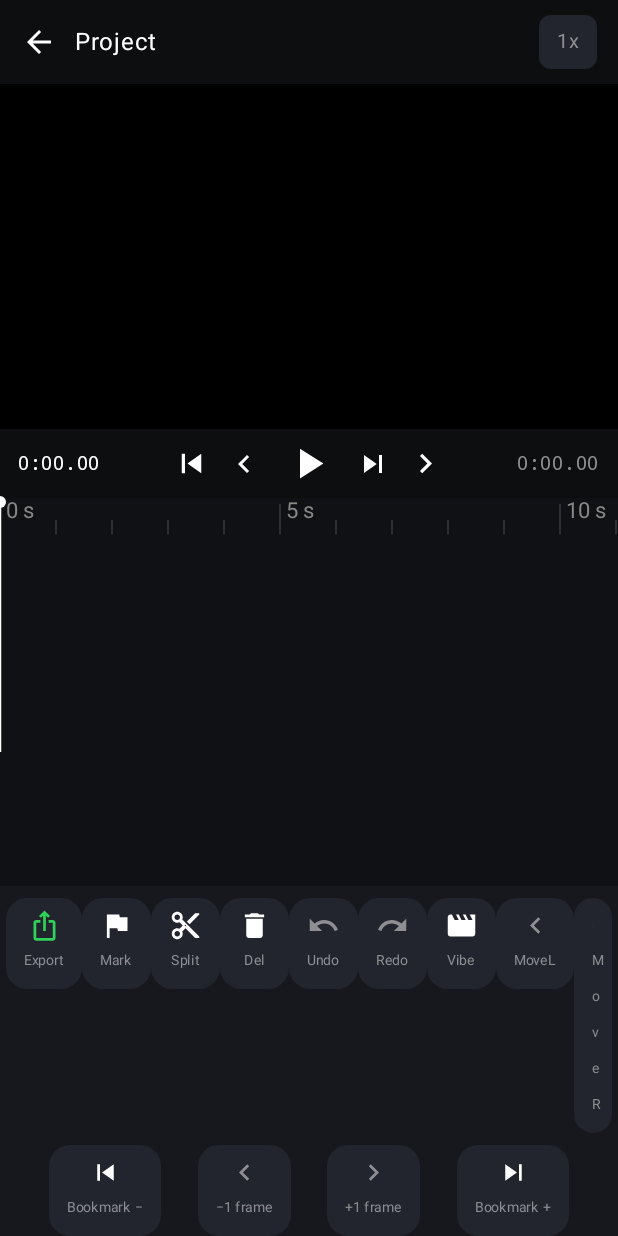
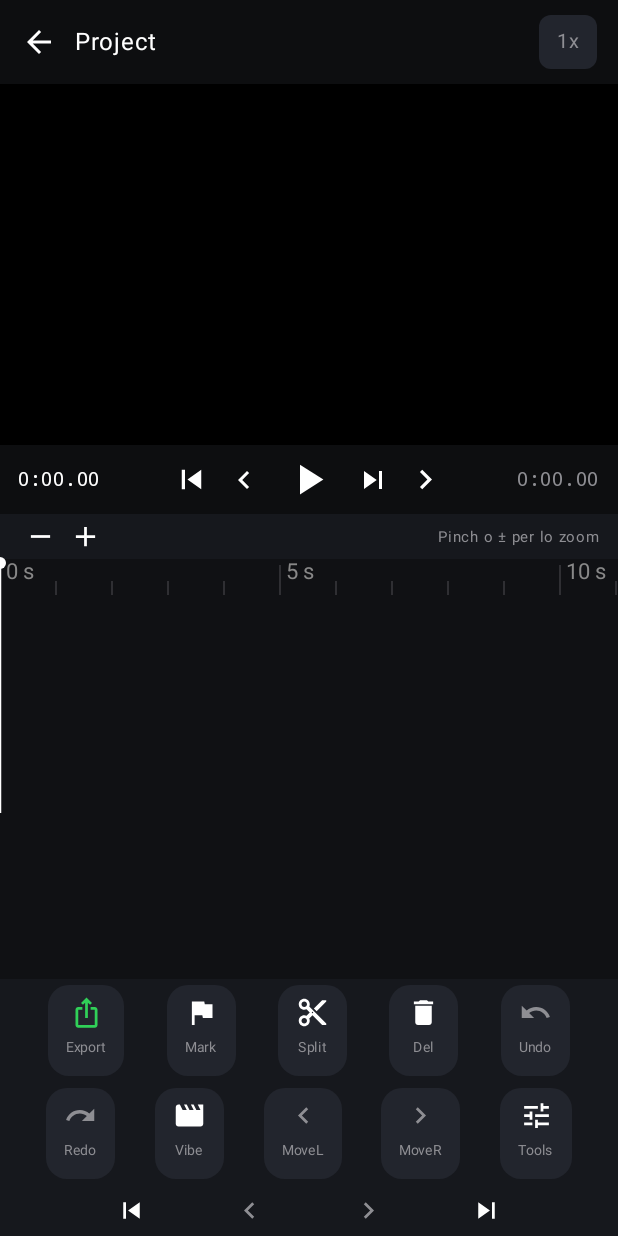
Before and after one commit to vagrillo/enZoRec, an Android app built with Jetpack Compose: the composable EditorScreen called with empty values, on a phone screen of 412 x 824 dp. Run offline under Robolectric (Android 15) with nearby library versions, the phone set to English and light mode, and no system bars; our stand-ins replace Room's generated code; libraries missing offline, so code that uses them is left out: org.vosk.

Commit message:
v3.4.2 editor usability: action bar su 2 righe fisse (tutte le funzioni visibili), trasporto compatto a icone, preview flessibile (niente spazio morto), pillola timecode carmine, pulsanti zoom +/− sulla timeline

```diff
--- a/app/build.gradle.kts
+++ b/app/build.gradle.kts
@@ -13,8 +13,8 @@ android {
         applicationId = "it.agrilloit.yourec"
         minSdk = 30
         targetSdk = 35
-        versionCode = 44
-        versionName = "3.4.1"
+        versionCode = 45
+        versionName = "3.4.2"
     }
 
     buildTypes {
--- a/app/src/main/java/it/agrilloit/turegistri/ui/editor/EditorScreen.kt
+++ b/app/src/main/java/it/agrilloit/turegistri/ui/editor/EditorScreen.kt
@@ -24,6 +24,7 @@ import androidx.compose.foundation.layout.fillMaxHeight
 import androidx.compose.foundation.layout.fillMaxSize
 import androidx.compose.foundation.layout.fillMaxWidth
 import androidx.compose.foundation.layout.height
+import androidx.compose.foundation.layout.heightIn
 import androidx.compose.foundation.layout.padding
 import androidx.compose.foundation.layout.size
 import androidx.compose.foundation.layout.width
@@ -34,6 +35,7 @@ import androidx.compose.material.icons.automirrored.filled.ArrowBack
 import androidx.compose.material.icons.filled.Add
 import androidx.compose.material.icons.filled.ContentCut
 import androidx.compose.material.icons.filled.Delete
+import androidx.compose.material.icons.filled.Remove
 import androidx.compose.material.icons.filled.Flag
 import androidx.compose.material.icons.filled.IosShare
 import androidx.compose.material.icons.filled.Movie
@@ -278,7 +280,7 @@ fun EditorScreen(projectIdRaw: String, onBack: () -> Unit) {
             },
             modifier = Modifier
                 .fillMaxWidth()
-                .height(if (fullscreenPreview) 420.dp else 230.dp)
+                .weight(1f)
                 .background(Color.Black),
         )
 
@@ -352,10 +354,38 @@ fun EditorScreen(projectIdRaw: String, onBack: () -> Unit) {
             val target = (anchorSec * newPx - centroidX).toInt().coerceIn(0, maxScroll)
             scope2.launch { scroll.scrollTo(target) }
         }
+        // Zoom timeline: pulsanti espliciti (il pinch resta attivo sul canvas)
+        Row(
+            Modifier
+                .fillMaxWidth()
+                .background(SurfaceDark)
+                .padding(horizontal = 12.dp, vertical = 0.dp),
+            verticalAlignment = Alignment.CenterVertically,
+        ) {
+            Icon(
+                Icons.Filled.Remove, "Zoom −", tint = Color.White,
+                modifier = Modifier
+                    .size(30.dp)
+                    .clickable { onZoom(0.8f, 400f) }
+                    .padding(4.dp),
+            )
+            Icon(
+                Icons.Filled.Add, "Zoom +", tint = Color.White,
+                modifier = Modifier
+                    .size(30.dp)
+                    .clickable { onZoom(1.25f, 400f) }
+                    .padding(4.dp),
+            )
+            Spacer(Modifier.weight(1f))
+            Text(
+                "Pinch o ± per lo zoom",
+                color = TextSecondary,
+                fontSize = 10.sp,
+            )
+        }
         Box(
             Modifier
                 .fillMaxWidth()
-                .weight(1f)
                 .background(SurfaceDark)
                 .horizontalScroll(scroll),
         ) {
@@ -396,12 +426,12 @@ fun EditorScreen(projectIdRaw: String, onBack: () -> Unit) {
             )
         }
 
-        // Action bar
+        // Action bar: 2 righe fisse — tutte le funzioni sempre visibili
         Row(
             Modifier
                 .fillMaxWidth()
                 .background(SurfaceDark)
-                .padding(vertical = 8.dp, horizontal = 4.dp),
+                .padding(vertical = 4.dp, horizontal = 4.dp),
             horizontalArrangement = Arrangement.SpaceEvenly,
         ) {
             ActionIcon(Icons.Filled.IosShare, "Export", GreenBadge) { showExport = true }
@@ -413,6 +443,14 @@ fun EditorScreen(projectIdRaw: String, onBack: () -> Unit) {
                 selection?.let { vm.delete(it) }
             }
             ActionIcon(Icons.AutoMirrored.Filled.Undo, "Undo", if (canUndo) Color.White else TextSecondary) { vm.undo() }
+        }
+        Row(
+            Modifier
+                .fillMaxWidth()
+                .background(SurfaceDark)
+                .padding(vertical = 4.dp, horizontal = 4.dp),
+            horizontalArrangement = Arrangement.SpaceEvenly,
+        ) {
             ActionIcon(Icons.AutoMirrored.Filled.Redo, "Redo", if (canRedo) Color.White else TextSecondary) { vm.redo() }
             ActionIcon(Icons.Filled.Movie, "Vibe", if (vm.vibeDecisions.value.isNotEmpty()) GreenBadge else Color.White) {
                 showVibe = true
@@ -426,18 +464,22 @@ fun EditorScreen(projectIdRaw: String, onBack: () -> Unit) {
             ActionIcon(Icons.Filled.Tune, "Tools", Color.White) { showTools = true }
         }
 
-        // Trasporto: bookmark prev/next + frame step (±1 frame a 30fps)
+        // Trasporto compatto: bookmark prev/next + frame step (±1 frame a 30fps)
         Row(
             Modifier
                 .fillMaxWidth()
                 .background(SurfaceDark)
-                .padding(horizontal = 8.dp),
+                .padding(horizontal = 24.dp, vertical = 2.dp),
             horizontalArrangement = Arrangement.SpaceEvenly,
         ) {
-            ActionIcon(Icons.Filled.SkipPrevious, "Bookmark −", Color.White) { vm.seekBookmark(-1) }
-            ActionIcon(Icons.Filled.KeyboardArrowLeft, "−1 frame", TextSecondary) { vm.stepPlayhead(-33) }
-            ActionIcon(Icons.Filled.KeyboardArrowRight, "+1 frame", TextSecondary) { vm.stepPlayhead(33) }
-            ActionIcon(Icons.Filled.SkipNext, "Bookmark +", Color.White) { vm.seekBookmark(1) }
+            Icon(Icons.Filled.SkipPrevious, "Bookmark −", tint = Color.White,
+                modifier = Modifier.size(30.dp).clickable { vm.seekBookmark(-1) }.padding(4.dp))
+            Icon(Icons.Filled.KeyboardArrowLeft, "−1 frame", tint = TextSecondary,
+                modifier = Modifier.size(30.dp).clickable { vm.stepPlayhead(-33) }.padding(4.dp))
+            Icon(Icons.Filled.KeyboardArrowRight, "+1 frame", tint = TextSecondary,
+                modifier = Modifier.size(30.dp).clickable { vm.stepPlayhead(33) }.padding(4.dp))
+            Icon(Icons.Filled.SkipNext, "Bookmark +", tint = Color.White,
+                modifier = Modifier.size(30.dp).clickable { vm.seekBookmark(1) }.padding(4.dp))
         }
 
         // Trim del clip selezionato (maniglie in/out)
--- a/app/src/main/java/it/agrilloit/turegistri/ui/record/RecordScreen.kt
+++ b/app/src/main/java/it/agrilloit/turegistri/ui/record/RecordScreen.kt
@@ -868,7 +868,7 @@ private fun TimecodePill(elapsedMs: Long, recording: Boolean, paused: Boolean) {
     Box(
         Modifier
             .clip(RoundedCornerShape(18.dp))
-            .background(if (recording || paused) TimecodeRed else Color.Black)
+            .background(TimecodeRed)
             .border(1.5.dp, Color.White, RoundedCornerShape(18.dp))
             .padding(horizontal = 12.dp, vertical = 6.dp),
     ) {
```
